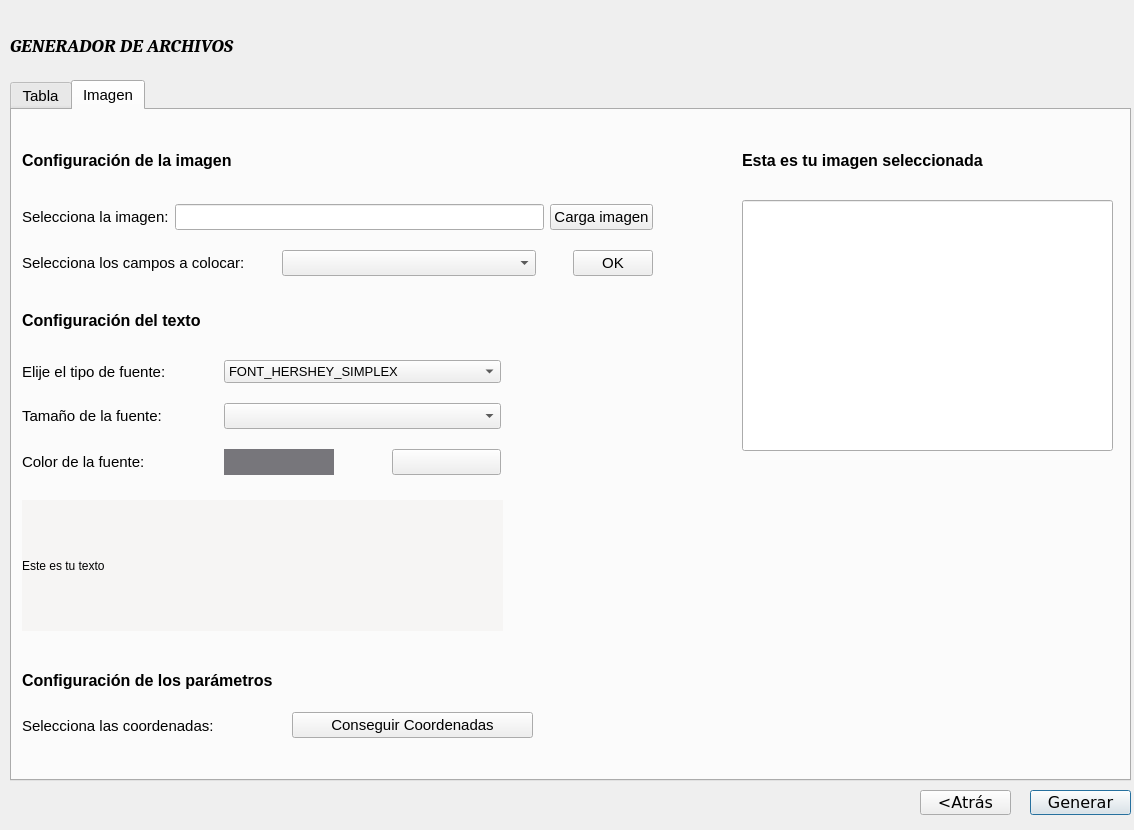
Qt form Excel.ui (ivanduarte16/TFG) before a commit.
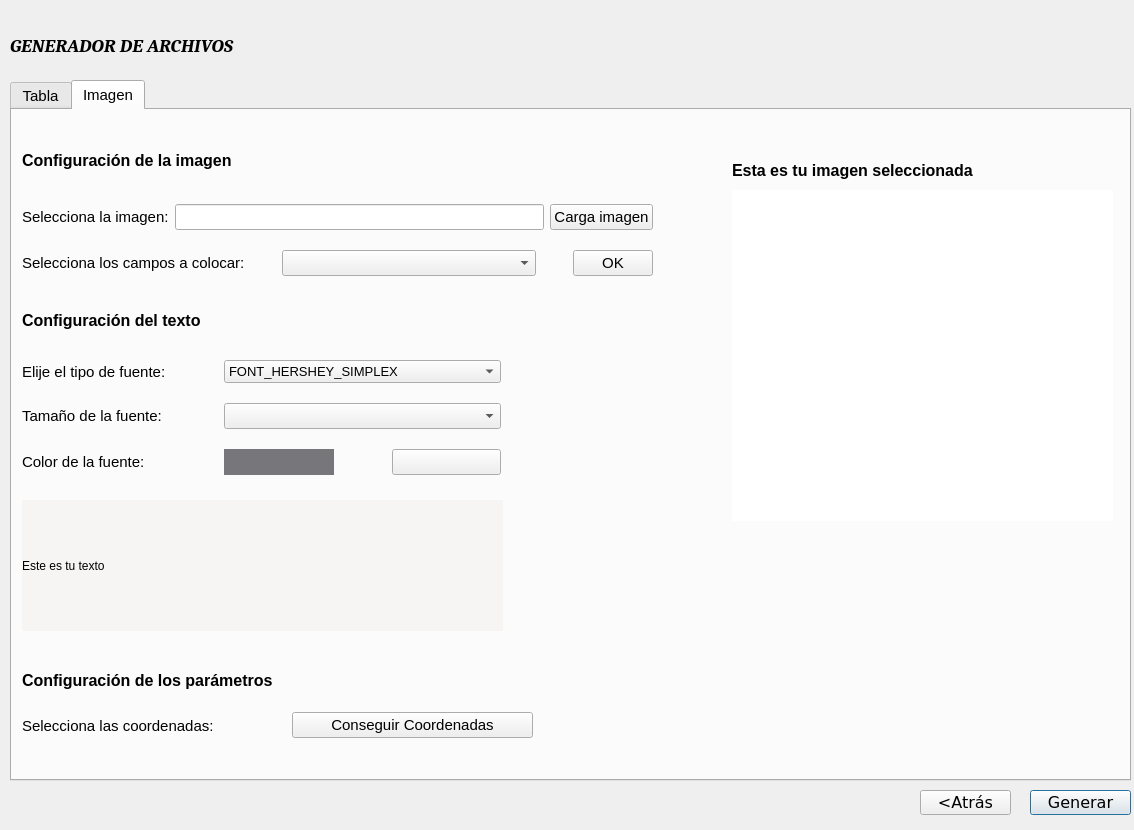
The same form after that commit. The open tabs and pages were chosen to show the change. Icons and pictures are not drawn. Custom widgets are drawn as their Qt base class.

What changed in the file:
```diff
--- a/Excel.ui
+++ b/Excel.ui
@@ -444,16 +444,6 @@
       </item>
      </layout>
     </widget>
-    <widget class="QLineEdit" name="lineEdit_2">
-     <property name="geometry">
-      <rect>
-       <x>730</x>
-       <y>90</y>
-       <width>371</width>
-       <height>251</height>
-      </rect>
-     </property>
-    </widget>
     <widget class="QLabel" name="label_11">
      <property name="geometry">
       <rect>
@@ -477,8 +467,8 @@
     <widget class="QLabel" name="label_12">
      <property name="geometry">
       <rect>
-       <x>730</x>
-       <y>40</y>
+       <x>720</x>
+       <y>50</y>
        <width>291</width>
        <height>21</height>
       </rect>
@@ -568,6 +558,28 @@
       <string>Configuración de los parámetros</string>
      </property>
     </widget>
+    <widget class="QLabel" name="label_15">
+     <property name="geometry">
+      <rect>
+       <x>720</x>
+       <y>80</y>
+       <width>381</width>
+       <height>331</height>
+      </rect>
+     </property>
+     <property name="styleSheet">
+      <string notr="true">background-color: rgb(255, 255, 255);</string>
+     </property>
+     <property name="text">
+      <string/>
+     </property>
+     <property name="scaledContents">
+      <bool>false</bool>
+     </property>
+     <property name="alignment">
+      <set>Qt::AlignCenter</set>
+     </property>
+    </widget>
    </widget>
   </widget>
  </widget>
```
